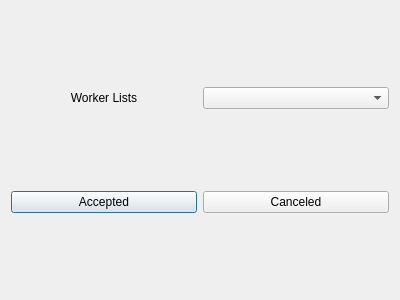
Qt form src/frontend/workersremovaldialog.ui (Xaempel/SmartWorkPlan) before a commit.
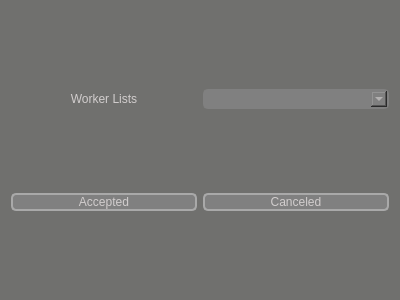
The same form after that commit.

Commit message: <Ui> -- Added style to wizards and removals widgets

The edit to the form file:
```diff
--- a/src/frontend/workersremovaldialog.ui
+++ b/src/frontend/workersremovaldialog.ui
@@ -13,6 +13,27 @@
   <property name="windowTitle">
    <string>Worker Deleted</string>
   </property>
+  <property name="styleSheet">
+   <string notr="true">*
+{
+ background-color:  #70706e;
+ color: #d1cdcd;
+}
+
+QPushButton {
+    background-color: gray;
+    border: 2px solid darkgray;
+    border-radius: 5px;
+	color: #d1cdcd;
+}
+
+QComboBox {
+    background-color: gray;
+    border: 2px solid gray;
+    border-radius: 5px;
+}
+</string>
+  </property>
   <layout class="QGridLayout" name="gridLayout">
    <item row="0" column="2">
     <widget class="QComboBox" name="WorkerListsComboBox"/>
```
The commit also changes 2 other files.
